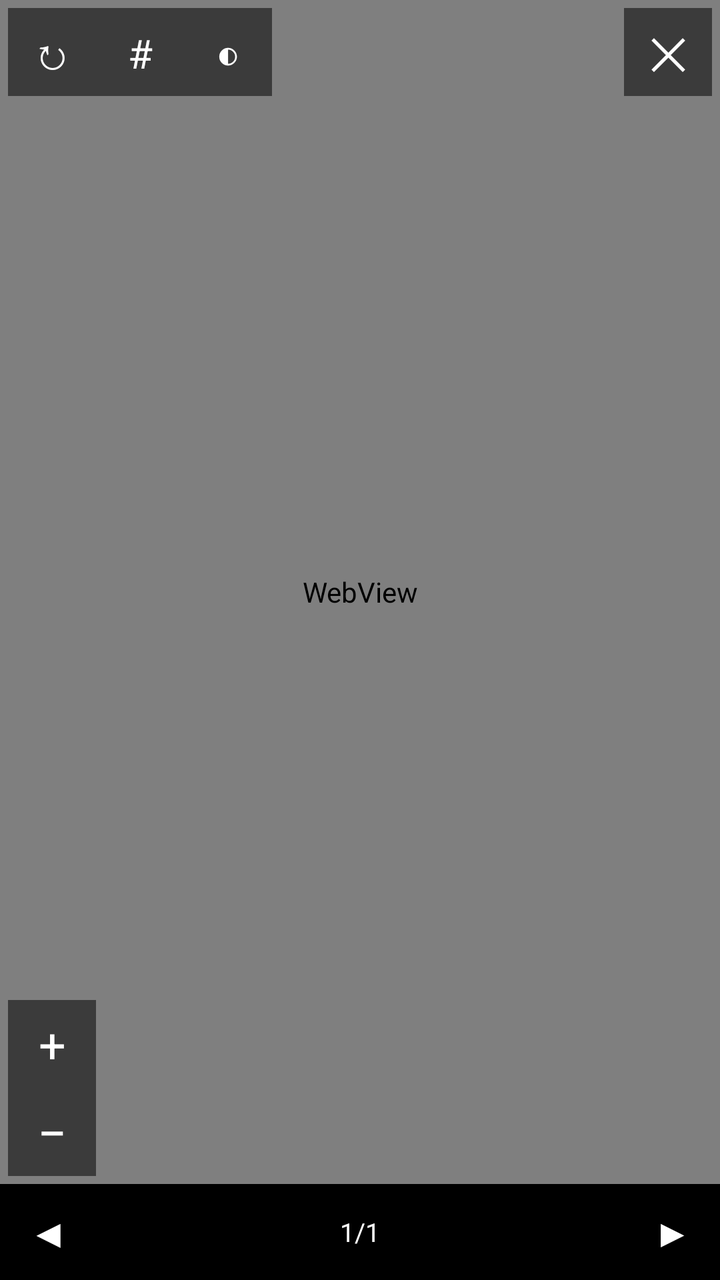
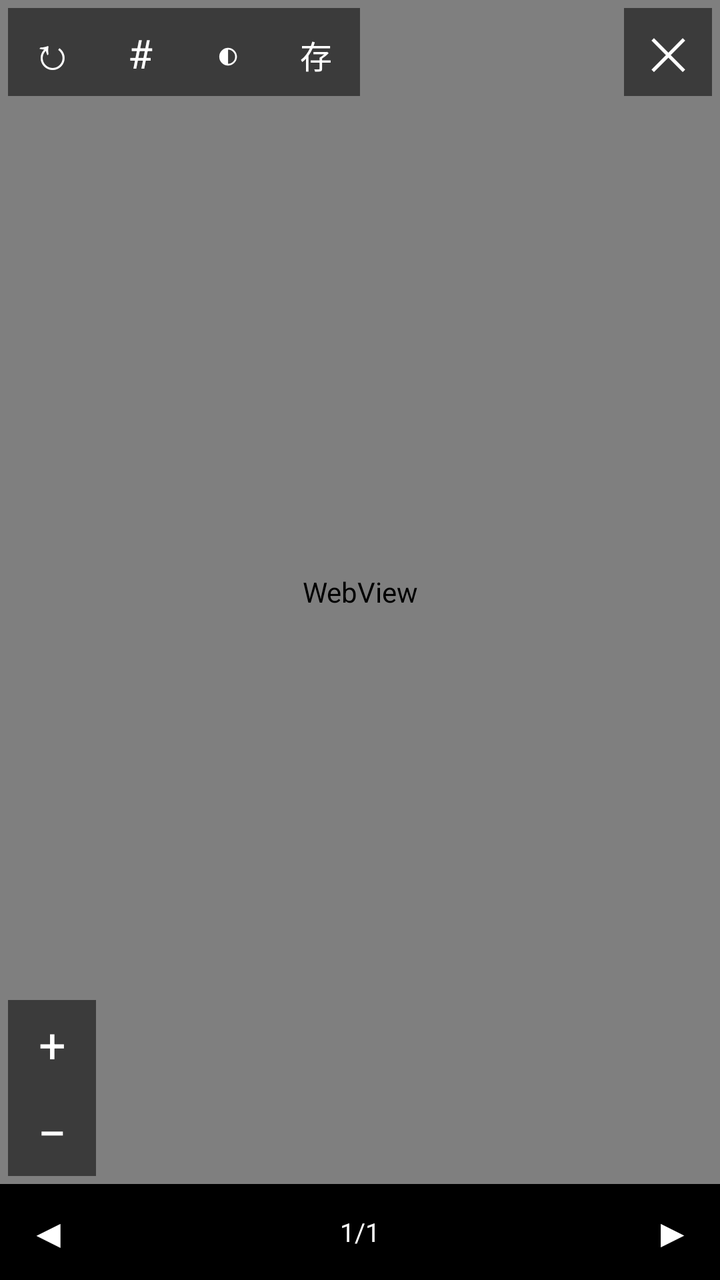

Before-and-after screenshots of an Android layout around one commit, followed by the original layout XML and the change that was made.
<!-- AndroidManifest.xml: application theme AppTheme -->
<!-- res/layout/dialog_image_viewer.xml -->
<?xml version="1.0" encoding="utf-8"?>
<RelativeLayout xmlns:android="http://schemas.android.com/apk/res/android"
    android:layout_width="match_parent"
    android:layout_height="match_parent"
    android:background="#FF000000">

    <WebView
        android:id="@+id/viewer_webview"
        android:layout_width="match_parent"
        android:layout_height="match_parent"
        android:layout_above="@+id/viewer_bottom_bar"
        android:layout_alignParentTop="true" />

    
    <LinearLayout
        android:id="@+id/viewer_bottom_bar"
        android:layout_width="match_parent"
        android:layout_height="48dp"
        android:layout_alignParentBottom="true"
        android:gravity="center"
        android:orientation="horizontal"
        android:background="#CC000000">

        <Button
            android:id="@+id/viewer_prev"
            android:layout_width="48dp"
            android:layout_height="match_parent"
            android:text="◀"
            android:textSize="20sp"
            android:textColor="#FFFFFF"
            android:background="@android:color/transparent" />

        <TextView
            android:id="@+id/viewer_counter"
            android:layout_width="0dp"
            android:layout_height="wrap_content"
            android:layout_weight="1"
            android:gravity="center"
            android:text="1/1"
            android:textColor="#FFFFFF"
            android:textSize="13sp" />

        <Button
            android:id="@+id/viewer_next"
            android:layout_width="48dp"
            android:layout_height="match_parent"
            android:text="▶"
            android:textSize="20sp"
            android:textColor="#FFFFFF"
            android:background="@android:color/transparent" />
    </LinearLayout>

    
    <LinearLayout
        android:id="@+id/viewer_top_left"
        android:layout_width="wrap_content"
        android:layout_height="wrap_content"
        android:layout_alignParentTop="true"
        android:layout_alignParentLeft="true"
        android:layout_margin="4dp"
        android:orientation="horizontal"
        android:background="#88000000">

        <Button
            android:id="@+id/viewer_rotate"
            android:layout_width="44dp"
            android:layout_height="44dp"
            android:text="↻"
            android:textSize="22sp"
            android:textColor="#FFFFFF"
            android:background="@android:color/transparent" />

        <Button
            android:id="@+id/viewer_reset"
            android:layout_width="44dp"
            android:layout_height="44dp"
            android:text="#"
            android:textSize="20sp"
            android:textColor="#FFFFFF"
            android:background="@android:color/transparent" />

        <Button
            android:id="@+id/viewer_bg_toggle"
            android:layout_width="44dp"
            android:layout_height="44dp"
            android:text="◐"
            android:textSize="20sp"
            android:textColor="#FFFFFF"
            android:background="@android:color/transparent" />
    </LinearLayout>

    
    <TextView
        android:id="@+id/viewer_title"
        android:layout_width="wrap_content"
        android:layout_height="44dp"
        android:layout_alignParentTop="true"
        android:layout_toRightOf="@+id/viewer_top_left"
        android:layout_marginTop="4dp"
        android:gravity="center"
        android:maxLines="1"
        android:ellipsize="middle"
        android:paddingLeft="6dp"
        android:paddingRight="6dp"
        android:textSize="13sp"
        android:textColor="#FFFFFF"
        android:visibility="gone" />

    
    <Button
        android:id="@+id/viewer_preview"
        android:layout_width="wrap_content"
        android:layout_height="44dp"
        android:layout_alignParentTop="true"
        android:layout_toLeftOf="@+id/viewer_close"
        android:layout_marginTop="4dp"
        android:paddingLeft="12dp"
        android:paddingRight="12dp"
        android:minWidth="0dp"
        android:text="预览"
        android:textSize="13sp"
        android:textColor="#FFFFFF"
        android:visibility="gone"
        android:background="#88000000" />

    
    <Button
        android:id="@+id/viewer_close"
        android:layout_width="44dp"
        android:layout_height="44dp"
        android:layout_alignParentTop="true"
        android:layout_alignParentRight="true"
        android:layout_margin="4dp"
        android:text="✕"
        android:textSize="22sp"
        android:textColor="#FFFFFF"
        android:background="#88000000" />

    
    <LinearLayout
        android:id="@+id/viewer_zoom_group"
        android:layout_width="wrap_content"
        android:layout_height="wrap_content"
        android:layout_above="@+id/viewer_bottom_bar"
        android:layout_alignParentLeft="true"
        android:layout_margin="4dp"
        android:orientation="vertical"
        android:background="#88000000">

        <Button
            android:id="@+id/viewer_zoom_in"
            android:layout_width="44dp"
            android:layout_height="44dp"
            android:text="+"
            android:textSize="24sp"
            android:textColor="#FFFFFF"
            android:background="@android:color/transparent" />

        <Button
            android:id="@+id/viewer_zoom_out"
            android:layout_width="44dp"
            android:layout_height="44dp"
            android:text="−"
            android:textSize="26sp"
            android:textColor="#FFFFFF"
            android:background="@android:color/transparent" />
    </LinearLayout>

</RelativeLayout>
<!-- resources referenced by this layout -->
<resources>
  <style name="AppTheme" parent="@android:style/Theme.Holo.Light">
          <item name="android:windowBackground">@color/background</item>
          <item name="android:actionBarStyle">@style/ActionBarStyle</item>
      </style>
  <color name="background">#f5f5f5</color>
  <style name="ActionBarStyle" parent="@android:style/Widget.Holo.Light.ActionBar">
          <item name="android:background">@color/primary</item>
      </style>
  <color name="primary">#2196f3</color>
</resources>

<!-- the commit's change to res/layout/dialog_image_viewer.xml (unified diff, before → after) -->
@@ -87,6 +87,16 @@
             android:textSize="20sp"
             android:textColor="#FFFFFF"
             android:background="@android:color/transparent" />
+
+        
+        <Button
+            android:id="@+id/viewer_export"
+            android:layout_width="44dp"
+            android:layout_height="44dp"
+            android:text="存"
+            android:textSize="16sp"
+            android:textColor="#FFFFFF"
+            android:background="@android:color/transparent" />
     </LinearLayout>
 
     
